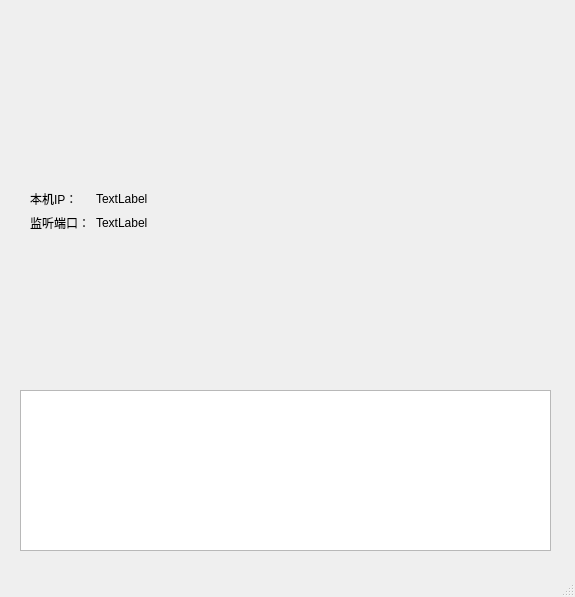
The window that server/src/ui/mainwindow.ui (503MHM/RemoteLink) describes before a commit, drawn with Qt 5.
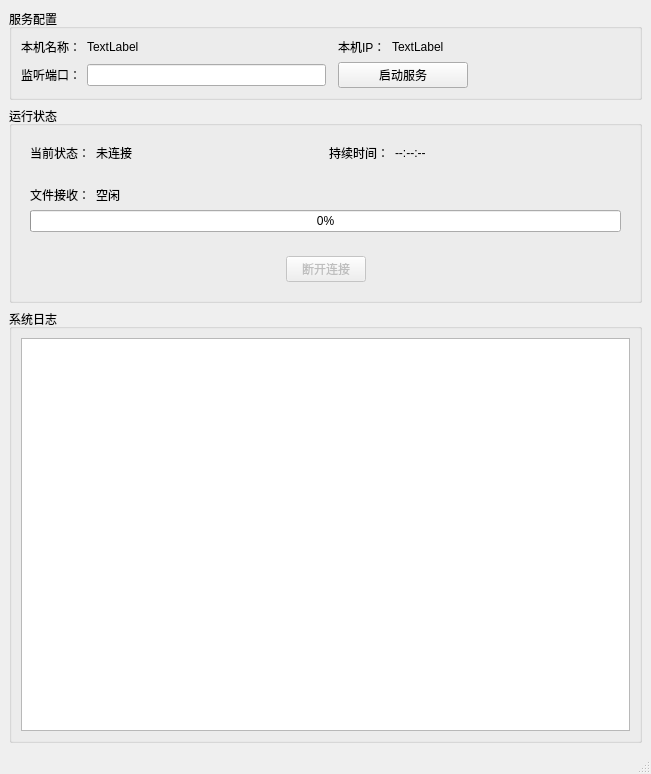
The same window after the commit.

Commit message: server端UI初步完成

Patch:
```diff
--- a/server/src/ui/mainwindow.ui
+++ b/server/src/ui/mainwindow.ui
@@ -6,77 +6,216 @@
    <rect>
     <x>0</x>
     <y>0</y>
-    <width>575</width>
-    <height>597</height>
+    <width>651</width>
+    <height>774</height>
    </rect>
   </property>
   <property name="windowTitle">
    <string>MainWindow</string>
   </property>
   <widget class="QWidget" name="centralwidget">
-   <widget class="QTextEdit" name="log_textEdit">
-    <property name="geometry">
-     <rect>
-      <x>20</x>
-      <y>390</y>
-      <width>531</width>
-      <height>161</height>
-     </rect>
-    </property>
-    <property name="readOnly">
-     <bool>true</bool>
-    </property>
-   </widget>
-   <widget class="QWidget" name="widget" native="true">
-    <property name="geometry">
-     <rect>
-      <x>10</x>
-      <y>50</y>
-      <width>531</width>
-      <height>311</height>
-     </rect>
-    </property>
-    <widget class="QWidget" name="widget_2" native="true">
-     <property name="geometry">
-      <rect>
-       <x>20</x>
-       <y>140</y>
-       <width>481</width>
-       <height>67</height>
-      </rect>
-     </property>
-     <layout class="QFormLayout" name="formLayout">
-      <item row="0" column="0">
-       <widget class="QLabel" name="label">
-        <property name="text">
-         <string>本机IP：</string>
-        </property>
-       </widget>
-      </item>
-      <item row="0" column="1">
-       <widget class="QLabel" name="label_2">
-        <property name="text">
-         <string>TextLabel</string>
-        </property>
-       </widget>
-      </item>
-      <item row="1" column="0">
-       <widget class="QLabel" name="label_3">
-        <property name="text">
-         <string>监听端口：</string>
-        </property>
-       </widget>
-      </item>
-      <item row="1" column="1">
-       <widget class="QLabel" name="label_4">
-        <property name="text">
-         <string>TextLabel</string>
-        </property>
-       </widget>
-      </item>
-     </layout>
-    </widget>
-   </widget>
+   <property name="minimumSize">
+    <size>
+     <width>500</width>
+     <height>500</height>
+    </size>
+   </property>
+   <layout class="QVBoxLayout" name="verticalLayout_2" stretch="0,0,1">
+    <item>
+     <widget class="QGroupBox" name="config_groupBox">
+      <property name="title">
+       <string>服务配置</string>
+      </property>
+      <layout class="QGridLayout" name="gridLayout" columnstretch="0,1,0,0,1">
+       <item row="1" column="0">
+        <widget class="QLabel" name="label_3">
+         <property name="text">
+          <string>监听端口：</string>
+         </property>
+        </widget>
+       </item>
+       <item row="0" column="3">
+        <widget class="QLabel" name="label">
+         <property name="text">
+          <string>本机IP：</string>
+         </property>
+        </widget>
+       </item>
+       <item row="0" column="4">
+        <widget class="QLabel" name="ip_label">
+         <property name="text">
+          <string>TextLabel</string>
+         </property>
+        </widget>
+       </item>
+       <item row="0" column="0">
+        <widget class="QLabel" name="label_8">
+         <property name="text">
+          <string>本机名称：</string>
+         </property>
+        </widget>
+       </item>
+       <item row="0" column="1" colspan="2">
+        <widget class="QLabel" name="deviceName_label">
+         <property name="text">
+          <string>TextLabel</string>
+         </property>
+        </widget>
+       </item>
+       <item row="1" column="1">
+        <widget class="QLineEdit" name="tcpPort_lineEdit"/>
+       </item>
+       <item row="1" column="3" colspan="2">
+        <widget class="QPushButton" name="startORStop_pushButton">
+         <property name="maximumSize">
+          <size>
+           <width>130</width>
+           <height>16777215</height>
+          </size>
+         </property>
+         <property name="text">
+          <string>启动服务</string>
+         </property>
+        </widget>
+       </item>
+      </layout>
+     </widget>
+    </item>
+    <item>
+     <widget class="QGroupBox" name="status_groupBox">
+      <property name="title">
+       <string>运行状态</string>
+      </property>
+      <layout class="QVBoxLayout" name="verticalLayout" stretch="1,2,1">
+       <item>
+        <widget class="QWidget" name="widget" native="true">
+         <layout class="QHBoxLayout" name="horizontalLayout" stretch="0,1,0,1">
+          <item>
+           <widget class="QLabel" name="label_4">
+            <property name="text">
+             <string>当前状态：</string>
+            </property>
+           </widget>
+          </item>
+          <item>
+           <widget class="QLabel" name="connectStatus_label">
+            <property name="text">
+             <string>未连接</string>
+            </property>
+           </widget>
+          </item>
+          <item>
+           <widget class="QLabel" name="label_6">
+            <property name="text">
+             <string>持续时间：</string>
+            </property>
+           </widget>
+          </item>
+          <item>
+           <widget class="QLabel" name="serverTime_label">
+            <property name="text">
+             <string>--:--:--</string>
+            </property>
+           </widget>
+          </item>
+         </layout>
+        </widget>
+       </item>
+       <item>
+        <widget class="QWidget" name="widget_2" native="true">
+         <layout class="QGridLayout" name="gridLayout_2" columnstretch="0,1">
+          <item row="0" column="1">
+           <widget class="QLabel" name="receiverFile_label">
+            <property name="text">
+             <string>空闲</string>
+            </property>
+           </widget>
+          </item>
+          <item row="0" column="0">
+           <widget class="QLabel" name="label_10">
+            <property name="text">
+             <string>文件接收：</string>
+            </property>
+           </widget>
+          </item>
+          <item row="1" column="0" colspan="2">
+           <widget class="QProgressBar" name="file_progressBar">
+            <property name="value">
+             <number>0</number>
+            </property>
+           </widget>
+          </item>
+         </layout>
+        </widget>
+       </item>
+       <item>
+        <widget class="QWidget" name="widget_3" native="true">
+         <layout class="QHBoxLayout" name="horizontalLayout_2">
+          <item>
+           <spacer name="horizontalSpacer">
+            <property name="orientation">
+             <enum>Qt::Orientation::Horizontal</enum>
+            </property>
+            <property name="sizeHint" stdset="0">
+             <size>
+              <width>235</width>
+              <height>20</height>
+             </size>
+            </property>
+           </spacer>
+          </item>
+          <item>
+           <widget class="QPushButton" name="disconnect_pushButton">
+            <property name="enabled">
+             <bool>false</bool>
+            </property>
+            <property name="maximumSize">
+             <size>
+              <width>150</width>
+              <height>16777215</height>
+             </size>
+            </property>
+            <property name="text">
+             <string>断开连接</string>
+            </property>
+           </widget>
+          </item>
+          <item>
+           <spacer name="horizontalSpacer_2">
+            <property name="orientation">
+             <enum>Qt::Orientation::Horizontal</enum>
+            </property>
+            <property name="sizeHint" stdset="0">
+             <size>
+              <width>235</width>
+              <height>20</height>
+             </size>
+            </property>
+           </spacer>
+          </item>
+         </layout>
+        </widget>
+       </item>
+      </layout>
+     </widget>
+    </item>
+    <item>
+     <widget class="QGroupBox" name="systemLog_groupBox">
+      <property name="title">
+       <string>系统日志</string>
+      </property>
+      <layout class="QHBoxLayout" name="horizontalLayout_3">
+       <item>
+        <widget class="QTextEdit" name="log_textEdit">
+         <property name="readOnly">
+          <bool>true</bool>
+         </property>
+        </widget>
+       </item>
+      </layout>
+     </widget>
+    </item>
+   </layout>
   </widget>
   <widget class="QMenuBar" name="menubar">
    <property name="geometry">
```
Left out of the diff: 2 changed lines with no effect on the pictures. The commit also changes 13 other files.
